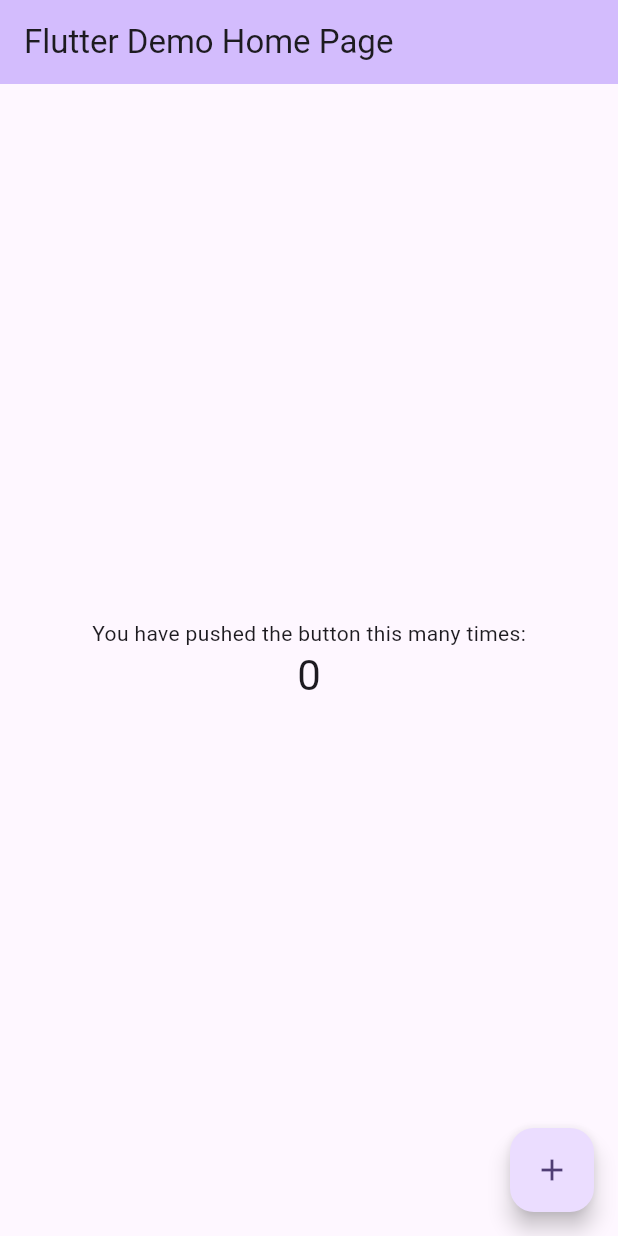
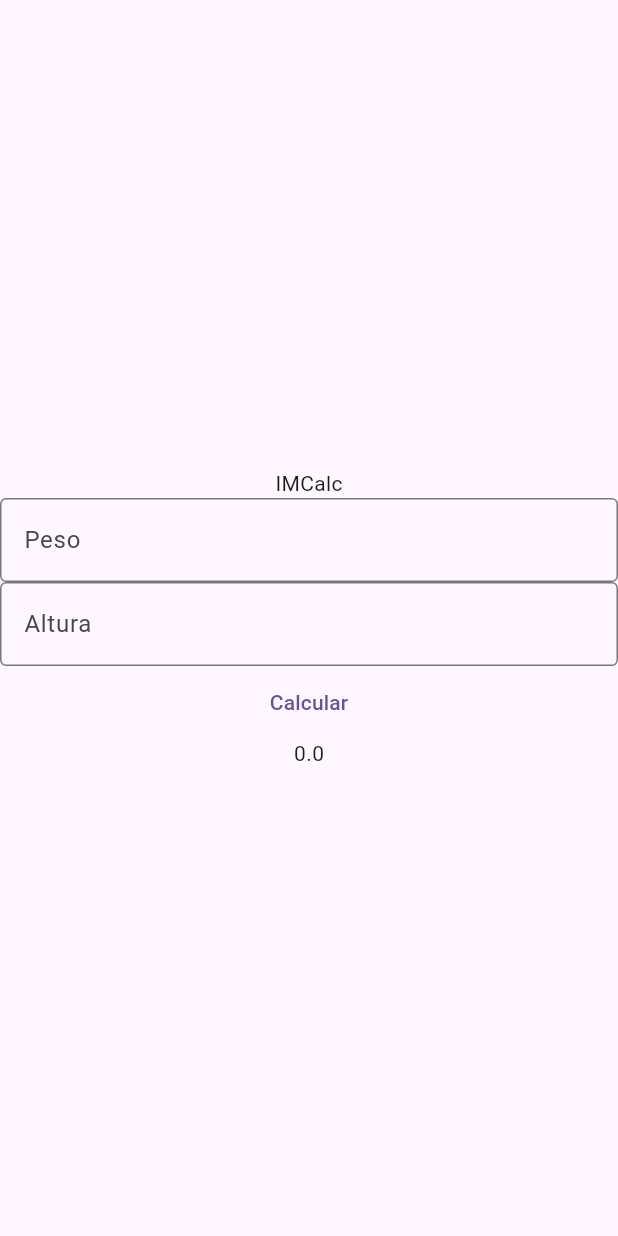
Before and after one commit to JustNat/imc_calc, a Flutter app: the screen it shows after launch, on a phone screen of 412 x 824 dp. Run offline on Flutter 3.47's test engine with Material 2 defaults, Android fonts, the phone set to English and light mode, and no system bars.

Commit message:
construcao do layout da homepage na main.dart

```diff
--- a/lib/main.dart
+++ b/lib/main.dart
@@ -7,119 +7,51 @@ void main() {
 class MyApp extends StatelessWidget {
   const MyApp({super.key});
 
-  // This widget is the root of your application.
   @override
   Widget build(BuildContext context) {
     return MaterialApp(
-      title: 'Flutter Demo',
+      title: 'IMC Calculator',
       theme: ThemeData(
-        // This is the theme of your application.
-        //
-        // TRY THIS: Try running your application with "flutter run". You'll see
-        // the application has a blue toolbar. Then, without quitting the app,
-        // try changing the seedColor in the colorScheme below to Colors.green
-        // and then invoke "hot reload" (save your changes or press the "hot
-        // reload" button in a Flutter-supported IDE, or press "r" if you used
-        // the command line to start the app).
-        //
-        // Notice that the counter didn't reset back to zero; the application
-        // state is not lost during the reload. To reset the state, use hot
-        // restart instead.
-        //
-        // This works for code too, not just values: Most code changes can be
-        // tested with just a hot reload.
         colorScheme: ColorScheme.fromSeed(seedColor: Colors.deepPurple),
         useMaterial3: true,
       ),
-      home: const MyHomePage(title: 'Flutter Demo Home Page'),
+      home: HomePage(),
     );
   }
 }
 
-class MyHomePage extends StatefulWidget {
-  const MyHomePage({super.key, required this.title});
-
-  // This widget is the home page of your application. It is stateful, meaning
-  // that it has a State object (defined below) that contains fields that affect
-  // how it looks.
-
-  // This class is the configuration for the state. It holds the values (in this
-  // case the title) provided by the parent (in this case the App widget) and
-  // used by the build method of the State. Fields in a Widget subclass are
-  // always marked "final".
-
-  final String title;
-
-  @override
-  State<MyHomePage> createState() => _MyHomePageState();
-}
-
-class _MyHomePageState extends State<MyHomePage> {
-  int _counter = 0;
-
-  void _incrementCounter() {
-    setState(() {
-      // This call to setState tells the Flutter framework that something has
-      // changed in this State, which causes it to rerun the build method below
-      // so that the display can reflect the updated values. If we changed
-      // _counter without calling setState(), then the build method would not be
-      // called again, and so nothing would appear to happen.
-      _counter++;
-    });
-  }
+class HomePage extends StatelessWidget {
+  HomePage({super.key});
+  double result = 0;
 
   @override
   Widget build(BuildContext context) {
-    // This method is rerun every time setState is called, for instance as done
-    // by the _incrementCounter method above.
-    //
-    // The Flutter framework has been optimized to make rerunning build methods
-    // fast, so that you can just rebuild anything that needs updating rather
-    // than having to individually change instances of widgets.
     return Scaffold(
-      appBar: AppBar(
-        // TRY THIS: Try changing the color here to a specific color (to
-        // Colors.amber, perhaps?) and trigger a hot reload to see the AppBar
-        // change color while the other colors stay the same.
-        backgroundColor: Theme.of(context).colorScheme.inversePrimary,
-        // Here we take the value from the MyHomePage object that was created by
-        // the App.build method, and use it to set our appbar title.
-        title: Text(widget.title),
-      ),
       body: Center(
-        // Center is a layout widget. It takes a single child and positions it
-        // in the middle of the parent.
         child: Column(
-          // Column is also a layout widget. It takes a list of children and
-          // arranges them vertically. By default, it sizes itself to fit its
-          // children horizontally, and tries to be as tall as its parent.
-          //
-          // Column has various properties to control how it sizes itself and
-          // how it positions its children. Here we use mainAxisAlignment to
-          // center the children vertically; the main axis here is the vertical
-          // axis because Columns are vertical (the cross axis would be
-          // horizontal).
-          //
-          // TRY THIS: Invoke "debug painting" (choose the "Toggle Debug Paint"
-          // action in the IDE, or press "p" in the console), to see the
-          // wireframe for each widget.
           mainAxisAlignment: MainAxisAlignment.center,
           children: <Widget>[
-            const Text(
-              'You have pushed the button this many times:',
-            ),
-            Text(
-              '$_counter',
-              style: Theme.of(context).textTheme.headlineMedium,
-            ),
-          ],
+            const Text("IMCalc"),
+            const TextField(
+              keyboardType: TextInputType.number,
+              textAlign: TextAlign.justify,
+              decoration: InputDecoration(border: OutlineInputBorder(), labelText: 'Peso')
+              ),
+            const TextField(
+              keyboardType: TextInputType.number,
+              textAlign: TextAlign.justify,
+              decoration: InputDecoration(
+                border: OutlineInputBorder(),
+                labelText: 'Altura')
+              ),
+            TextButton(
+              onPressed: () {},
+              child: const Text("Calcular")
+              ),
+            Text('$result')
+            ],
+          )
         ),
-      ),
-      floatingActionButton: FloatingActionButton(
-        onPressed: _incrementCounter,
-        tooltip: 'Increment',
-        child: const Icon(Icons.add),
-      ), // This trailing comma makes auto-formatting nicer for build methods.
-    );
+      );
   }
 }
```
